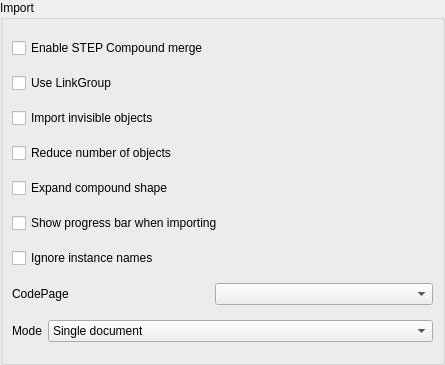
The window that src/Mod/Part/Gui/DlgImportStep.ui (southseact-3d/fcd) describes before a commit, drawn with Qt 5.
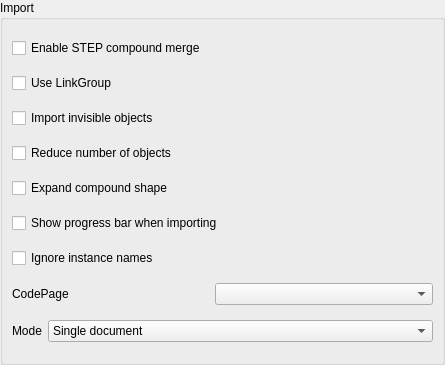
The same window after the commit. Custom widgets are drawn as their Qt base class.

The edit to the form file:
```diff
--- a/src/Mod/Part/Gui/DlgImportStep.ui
+++ b/src/Mod/Part/Gui/DlgImportStep.ui
@@ -30,7 +30,7 @@
 during file reading (slower but higher details).</string>
         </property>
         <property name="text">
-         <string>Enable STEP Compound merge</string>
+         <string>Enable STEP compound merge</string>
         </property>
         <property name="prefEntry" stdset="0">
          <cstring>ReadShapeCompoundMode</cstring>
```
Left out of the diff: 7 changed lines with no effect on the pictures.
